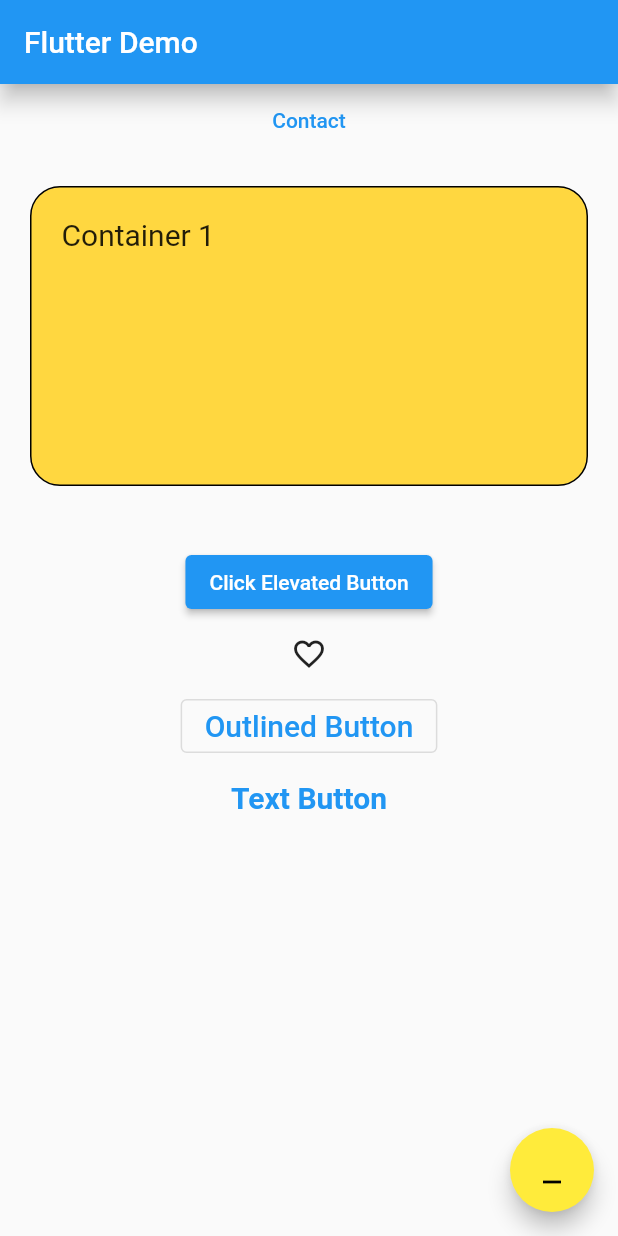
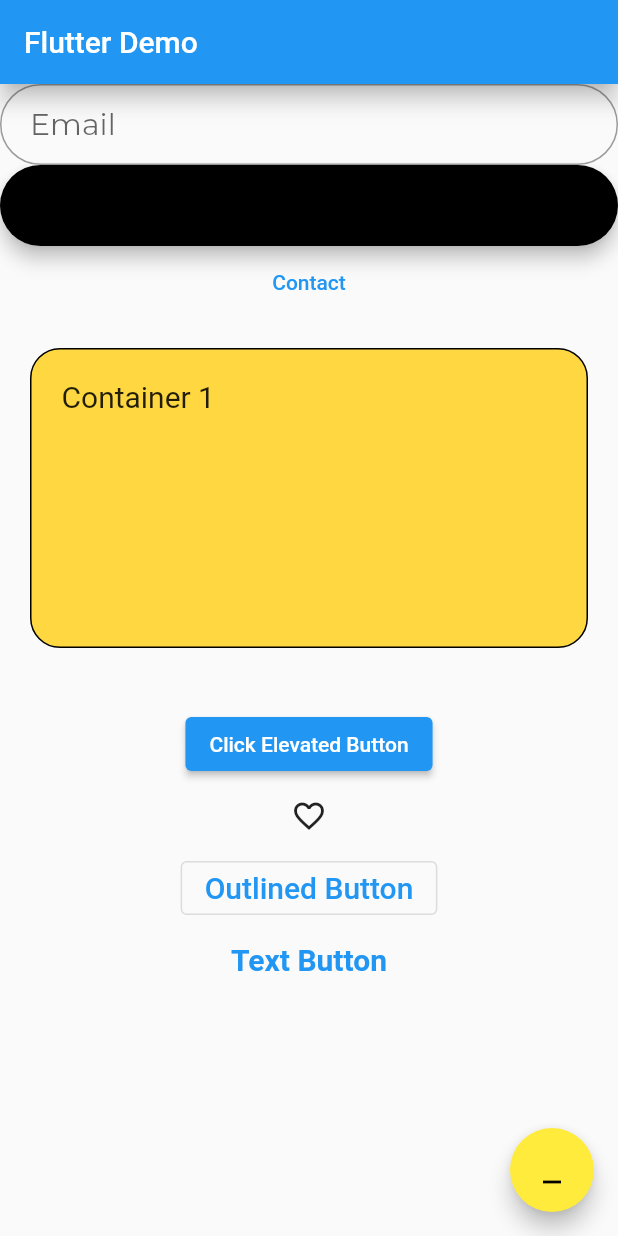
Before and after one commit to kumarkd69/widgetdemo, a Flutter app: the screen it shows after launch, on a phone screen of 412 x 824 dp. Run offline on Flutter 3.47's test engine with Material 2 defaults, Android fonts, the phone set to English and light mode, and no system bars; our stand-ins replace google_fonts.

Commit message:
TextField And Material Button Added

```diff
--- a/lib/main.dart
+++ b/lib/main.dart
@@ -29,7 +29,6 @@ class MyHomePage extends StatefulWidget {
   _MyHomePageState createState() => _MyHomePageState();
 }
 
-
 class _MyHomePageState extends State<MyHomePage> {
   int counter = 0;
   @override
@@ -58,6 +57,39 @@ class _MyHomePageState extends State<MyHomePage> {
             Column(
               mainAxisAlignment: MainAxisAlignment.center,
               children: <Widget>[
+                TextField(
+                  obscureText: false,
+                  style: GoogleFonts.montserrat(
+                    fontSize: 20.0,
+                  ),
+                  decoration: InputDecoration(
+                    contentPadding: EdgeInsets.fromLTRB(20.0, 15.0, 20.0, 15.0),
+                    hintText: 'Email',
+                    border: OutlineInputBorder(
+                      borderRadius: BorderRadius.circular(30.0),
+                    ),
+                  ),
+                ),
+
+
+                Material(
+                  elevation: 5,
+                  borderRadius: BorderRadius.circular(30),
+                  color: Colors.black,
+                  child: MaterialButton(
+                    onPressed: () {},
+                    padding: EdgeInsets.fromLTRB(20, 15, 20, 15),
+                    child: Text(
+                      'Sign in',
+                      style: GoogleFonts.montserrat(
+                        fontSize: 20,
+                        fontWeight: FontWeight.w400,
+                      ),
+                    ),
+                    minWidth: MediaQuery.of(context).size.width,
+                  ),
+                ),
+
 
                 TextButton(
                   onPressed: () {
@@ -100,7 +132,6 @@ class _MyHomePageState extends State<MyHomePage> {
                     ),
                   ),
                 ),
-
                 ElevatedButton(
                   onPressed: () {
                     print('Elevated button clicked');
@@ -135,7 +166,6 @@ class _MyHomePageState extends State<MyHomePage> {
                     ),
                   ),
                 ),
-
               ],
             ),
           ],
```
Lines whose indentation alone changed are shown as unchanged.
